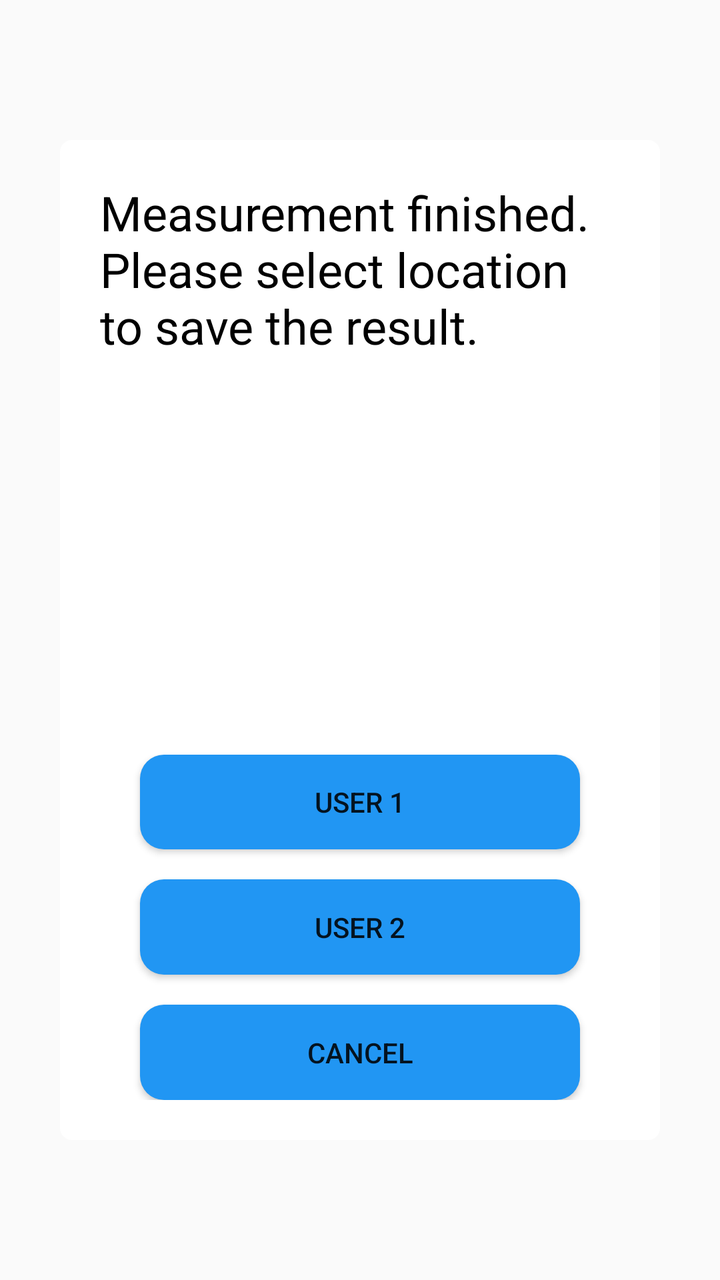
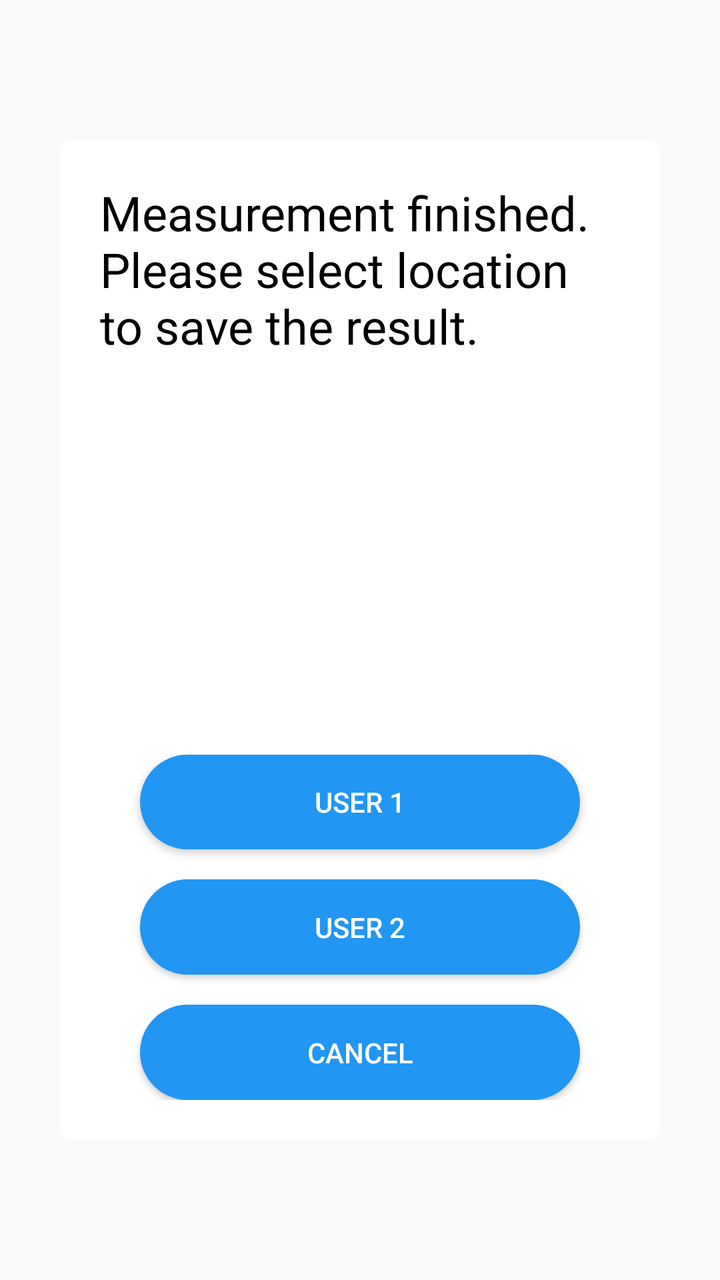

Screens rendered from an Android XML layout before and after an edit, with the pre-edit source and the edit as a unified diff.
<!-- AndroidManifest.xml: application theme Theme.RoomEqualizer -->
<!-- res/layout/popup_layout3.xml -->
<?xml version="1.0" encoding="utf-8"?>
<LinearLayout xmlns:android="http://schemas.android.com/apk/res/android"
    xmlns:app="http://schemas.android.com/apk/res-auto"
    android:layout_width="match_parent"
    android:layout_height="match_parent"
    android:gravity="center"
    android:orientation="vertical">

    <LinearLayout
        android:layout_width="300dp"
        android:layout_height="500dp"
        android:background="@drawable/bg_popup_white"
        android:orientation="vertical"
        android:padding="20dp">

        <LinearLayout
            android:layout_width="match_parent"
            android:layout_height="0dp"
            android:layout_weight="5"
            android:orientation="horizontal">

            <TextView
                android:id="@+id/tvMessage"
                android:layout_width="match_parent"
                android:layout_height="wrap_content"
                android:text="@string/noti_finished_measurement"
                android:textColor="@color/black"
                android:textSize="24sp" />
        </LinearLayout>

        <LinearLayout
            android:layout_width="match_parent"
            android:layout_height="0dp"
            android:layout_weight="3"
            android:orientation="vertical">

            <android.widget.Button
                android:id="@+id/btnUser1"
                android:layout_width="match_parent"
                android:layout_height="0dp"
                android:layout_marginLeft="20dp"
                android:layout_marginRight="20dp"
                android:layout_marginBottom="10dp"
                android:layout_weight="1"
                android:background="@drawable/bg_button"
                android:text="@string/eq_user1" />

            <android.widget.Button
                android:id="@+id/btnUser2"
                android:layout_width="match_parent"
                android:layout_height="0dp"
                android:layout_marginLeft="20dp"
                android:layout_marginTop="5dp"
                android:layout_marginRight="20dp"
                android:layout_marginBottom="5dp"
                android:layout_weight="1"
                android:background="@drawable/bg_button"
                android:text="@string/eq_user2" />

            <android.widget.Button
                android:id="@+id/btnCancel"
                android:layout_width="match_parent"
                android:layout_height="0dp"
                android:layout_marginLeft="20dp"
                android:layout_marginTop="10dp"
                android:layout_marginRight="20dp"
                android:layout_weight="1"
                android:background="@drawable/bg_button"
                android:text="@string/cancel" />
        </LinearLayout>

    </LinearLayout>

</LinearLayout>
<!-- resources referenced by this layout -->
<resources>
  <color name="black">#FF000000</color>
  <!-- drawable bg_button (drawable) -->
  <?xml version="1.0" encoding="utf-8"?>
  <selector xmlns:android="http://schemas.android.com/apk/res/android">
  
      
      <item android:state_pressed="true">
          <shape android:shape="rectangle">
              <solid android:color="#2196F3" /> 
              <corners android:radius="12dp" /> 
          </shape>
      </item>
  
      
      <item>
          <shape android:shape="rectangle">
              <solid android:color="#2196F3" /> 
              <corners android:radius="12dp" /> 
          </shape>
      </item>
  
  </selector>
  <!-- drawable bg_popup_white (drawable) -->
  <?xml version="1.0" encoding="utf-8"?>
  <selector xmlns:android="http://schemas.android.com/apk/res/android">
  
      <item android:state_pressed="true">
          <shape android:shape="rectangle">
              <solid android:color="#FFFFFFFF" /> 
              <corners android:radius="6dp" /> 
          </shape>
      </item>
  
      <item>
          <shape android:shape="rectangle">
              <solid android:color="#FFFFFFFF" /> 
              <corners android:radius="6dp" /> 
          </shape>
      </item>
  
  </selector>
  <string name="cancel">CANCEL</string>
  <string name="eq_user1">User 1</string>
  <string name="eq_user2">User 2</string>
  <string name="noti_finished_measurement">Measurement finished. Please select location to save the result.</string>
  <style name="Theme.RoomEqualizer" parent="Theme.AppCompat.DayNight.NoActionBar">
          
          <item name="colorPrimary">@color/purple_500</item>
          <item name="colorPrimaryDark">@color/purple_700</item>
          <item name="colorAccent">@color/teal_200</item>
      </style>
  <color name="purple_500">#FF6200EE</color>
  <color name="purple_700">#FF3700B3</color>
  <color name="teal_200">#FF03DAC5</color>
</resources>

<!-- the commit's change to res/layout/popup_layout3.xml (unified diff, before → after) -->
@@ -43,7 +43,8 @@
                 android:layout_marginBottom="10dp"
                 android:layout_weight="1"
                 android:background="@drawable/bg_button"
-                android:text="@string/eq_user1" />
+                android:text="@string/eq_user1"
+                android:textColor="@color/btn_text_color" />
 
             <android.widget.Button
                 android:id="@+id/btnUser2"
@@ -55,7 +56,8 @@
                 android:layout_marginBottom="5dp"
                 android:layout_weight="1"
                 android:background="@drawable/bg_button"
-                android:text="@string/eq_user2" />
+                android:text="@string/eq_user2"
+                android:textColor="@color/btn_text_color" />
 
             <android.widget.Button
                 android:id="@+id/btnCancel"
@@ -66,7 +68,8 @@
                 android:layout_marginRight="20dp"
                 android:layout_weight="1"
                 android:background="@drawable/bg_button"
-                android:text="@string/cancel" />
+                android:text="@string/cancel"
+                android:textColor="@color/btn_text_color" />
         </LinearLayout>
 
     </LinearLayout>
<!-- resource entries referenced after the edit -->
@@ -1,6 +1,7 @@
 <!-- resources referenced by this layout -->
 <resources>
   <color name="black">#FF000000</color>
+  <color name="btn_text_color">#FFFFFFFF</color>
   <!-- drawable bg_button (drawable) -->
   <?xml version="1.0" encoding="utf-8"?>
   <selector xmlns:android="http://schemas.android.com/apk/res/android">
@@ -9,7 +10,7 @@
       <item android:state_pressed="true">
           <shape android:shape="rectangle">
               <solid android:color="#2196F3" /> 
-              <corners android:radius="12dp" /> 
+              <corners android:radius="24dp" /> 
           </shape>
       </item>
   
@@ -17,7 +18,7 @@
       <item>
           <shape android:shape="rectangle">
               <solid android:color="#2196F3" /> 
-              <corners android:radius="12dp" /> 
+              <corners android:radius="24dp" /> 
           </shape>
       </item>
   
